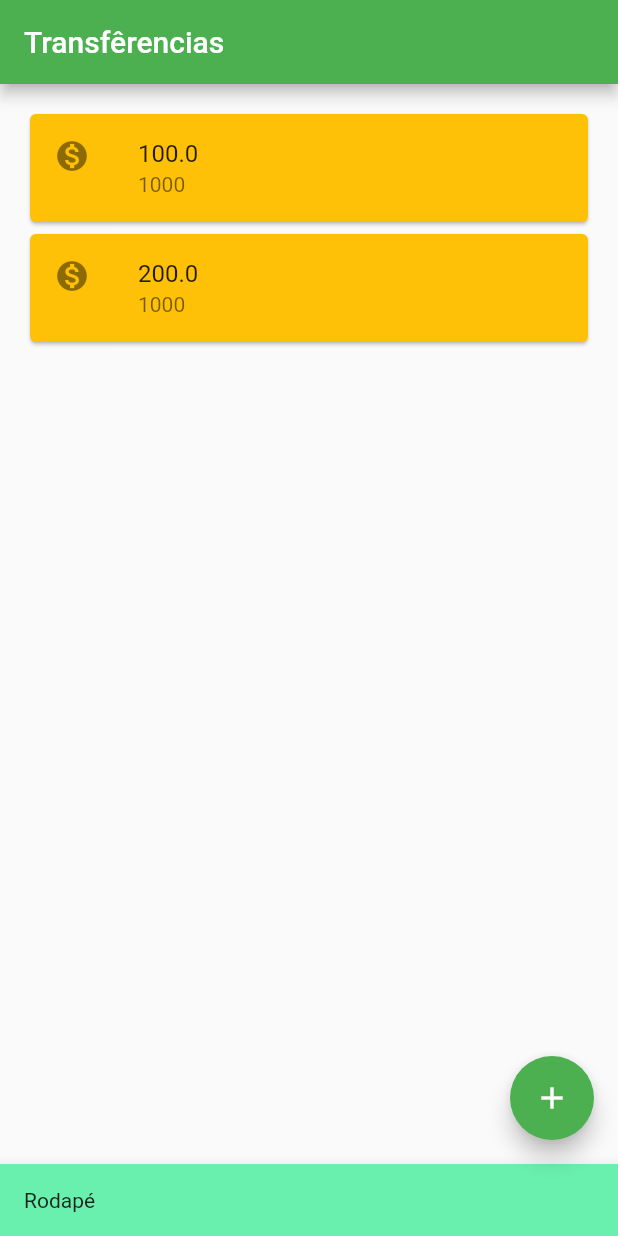
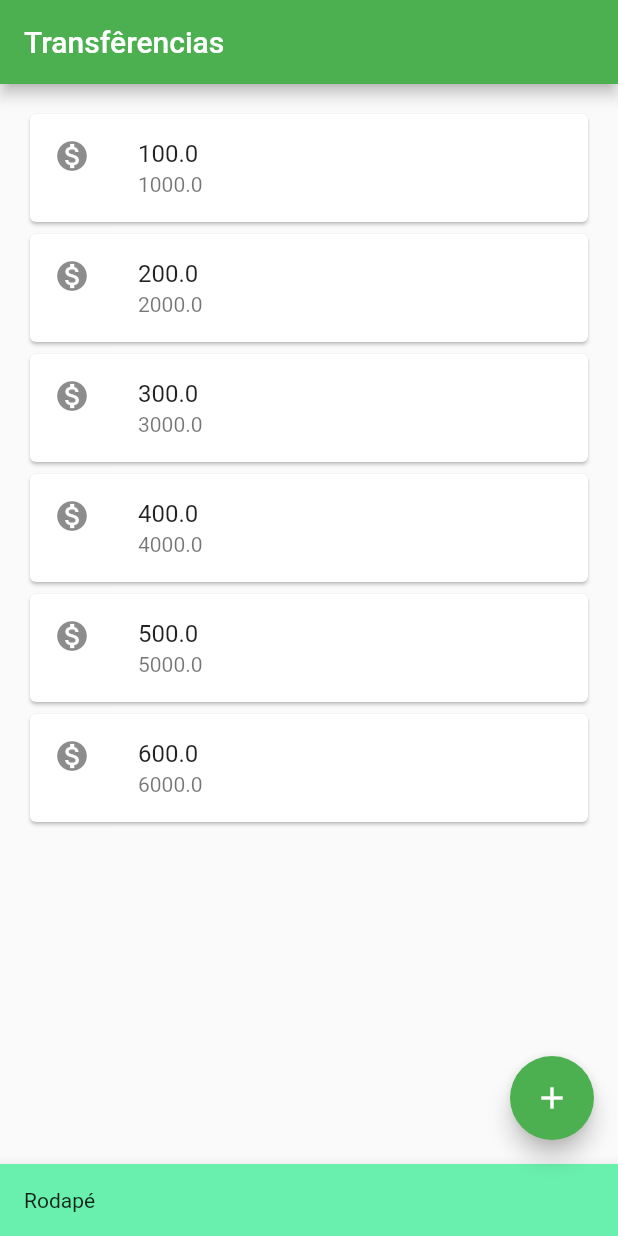
Before and after one commit to petersongit/bytebank, a Flutter app: the screen it shows after launch, on a phone screen of 412 x 824 dp. Run offline on Flutter 3.47's test engine with Material 2 defaults, Android fonts, the phone set to English and light mode, and no system bars; missing offline and left inert: dart:html.

Commit message:
Refatorado o codigo

```diff
--- /dev/null
+++ b/lib/ItemTransferencia.dart
@@ -0,0 +1,19 @@
+import 'package:flutter/material.dart';
+
+class ItemTransferencia extends StatelessWidget {
+  final double _valor;
+  final double _conta;
+
+  ItemTransferencia(this._valor, this._conta);
+
+  @override
+  Widget build(BuildContext context) {
+    return Card(
+      child: ListTile(
+        leading: Icon(Icons.monetization_on),
+        title: Text(_valor.toString()),
+        subtitle: Text(_conta.toString()),
+      ),
+    );
+  }
+}
--- /dev/null
+++ b/lib/ListaTransferencia.dart
@@ -0,0 +1,22 @@
+import 'package:flutter/material.dart';
+
+import 'ItemTransferencia.dart';
+
+class ListaTranferencia extends StatelessWidget {
+  const ListaTranferencia({Key key}) : super(key: key);
+
+  @override
+  Widget build(BuildContext context) {
+    return Padding(
+      padding: EdgeInsets.all(16),
+      child: Column(children: [
+        ItemTransferencia(100.0, 1000),
+        ItemTransferencia(200.0, 2000),
+        ItemTransferencia(300.0, 3000),
+        ItemTransferencia(400.0, 4000),
+        ItemTransferencia(500.0, 5000),
+        ItemTransferencia(600.0, 6000)
+      ]),
+    );
+  }
+}
```
Also changed, not shown: lib/main.dart (+3 -23 lines).
